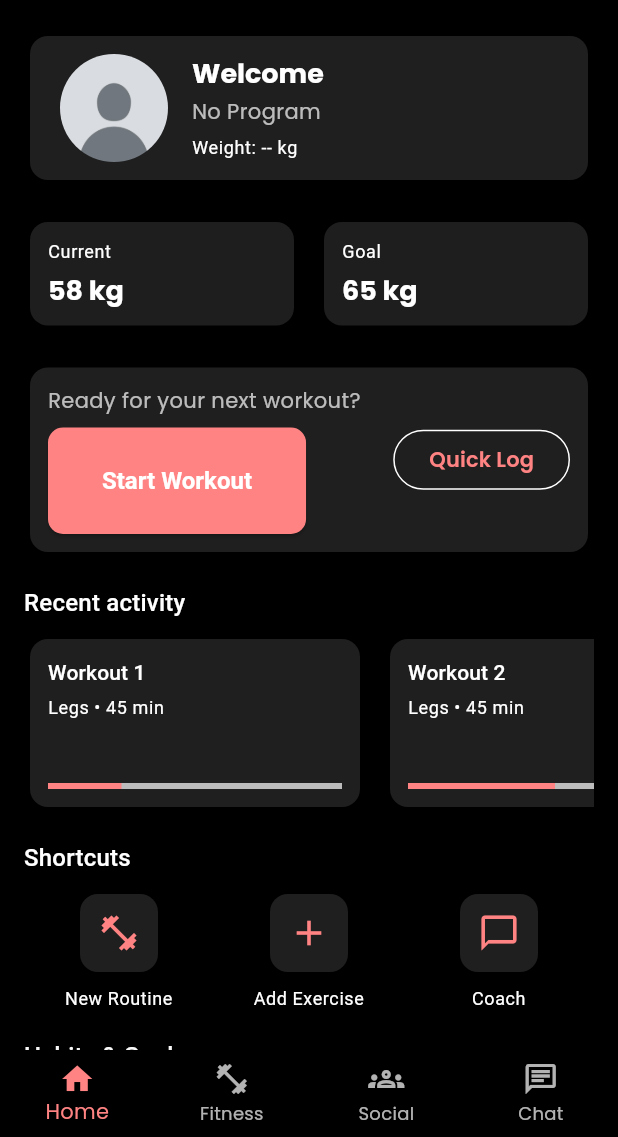
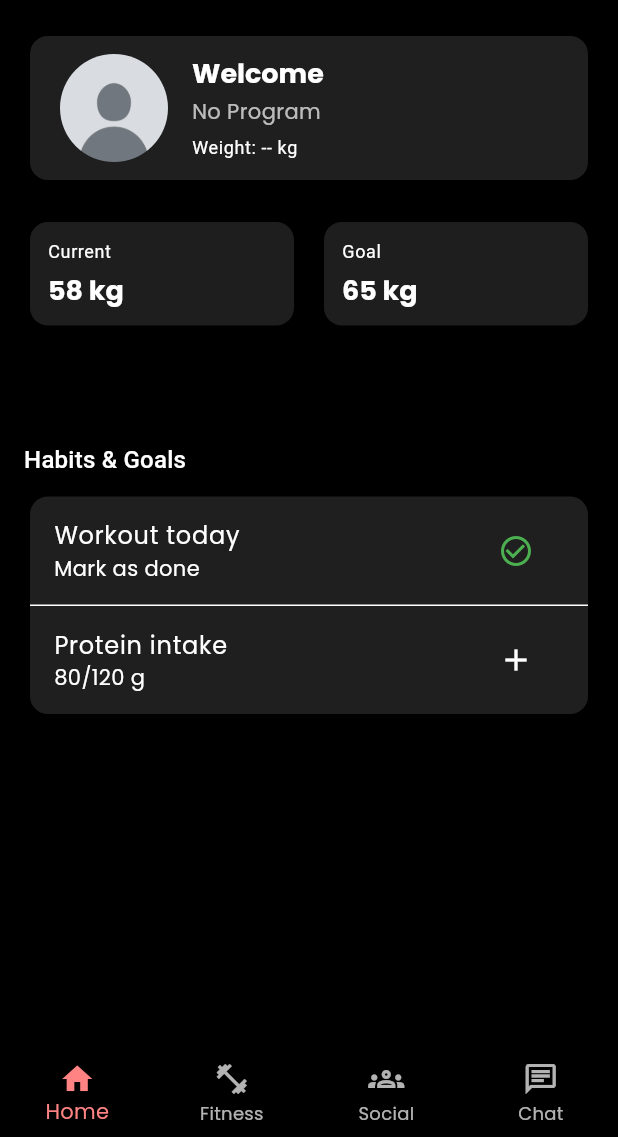
Before and after one commit to AdibOmi/Pump-Fiction, a Flutter app: the HomePage screen opened by its route, on a phone screen of 412 x 824 dp, the part 99-1236 px from its top. Run offline on Flutter 3.47's test engine with Material 3 defaults, Android fonts, the phone set to English and light mode, and no system bars; our stand-ins replace dio, fl_chart, flutter_riverpod, flutter_secure_storage, get_it, go_router and 5 more; accounts and stored records are empty; generated files the repository leaves out were written again; network calls fail.

Commit message:
home page

```diff
--- a/frontend/lib/features/home/presentation/pages/home_page.dart
+++ b/frontend/lib/features/home/presentation/pages/home_page.dart
@@ -180,92 +180,92 @@ class HomePage extends ConsumerWidget {
               const SizedBox(height: 20),
 
               // Primary CTA
-              Card(
-                elevation: 1,
-                shape: RoundedRectangleBorder(borderRadius: BorderRadius.circular(12)),
-                child: Padding(
-                  padding: const EdgeInsets.all(12.0),
-                  child: Row(
-                    children: [
-                      Expanded(
-                        child: Column(
-                          crossAxisAlignment: CrossAxisAlignment.start,
-                          children: [
-                            Text('Ready for your next workout?', style: theme.textTheme.bodyMedium),
-                            const SizedBox(height: 8),
-                            ElevatedButton(
-                              onPressed: () {
-                                // TODO: wire to routine picker
-                              },
-                              style: ElevatedButton.styleFrom(
-                                backgroundColor: const Color(0xFFFF8383),
-                                shape: RoundedRectangleBorder(borderRadius: BorderRadius.circular(10)),
-                              ),
-                              child: const Padding(
-                                padding: EdgeInsets.symmetric(horizontal: 16.0, vertical: 12.0),
-                                child: Text('Start Workout', style: TextStyle(fontSize: 16, fontWeight: FontWeight.bold)),
-                              ),
-                            ),
-                          ],
-                        ),
-                      ),
-                      const SizedBox(width: 12),
-                      OutlinedButton(
-                        onPressed: () {},
-                        child: const Text('Quick Log'),
-                      ),
-                    ],
-                  ),
-                ),
-              ),
+              // Card(
+              //   elevation: 1,
+              //   shape: RoundedRectangleBorder(borderRadius: BorderRadius.circular(12)),
+              //   child: Padding(
+              //     padding: const EdgeInsets.all(12.0),
+              //     child: Row(
+              //       children: [
+              //         Expanded(
+              //           child: Column(
+              //             crossAxisAlignment: CrossAxisAlignment.start,
+              //             children: [
+              //               Text('Ready for your next workout?', style: theme.textTheme.bodyMedium),
+              //               const SizedBox(height: 8),
+              //               ElevatedButton(
+              //                 onPressed: () {
+              //                   // TODO: wire to routine picker
+              //                 },
+              //                 style: ElevatedButton.styleFrom(
+              //                   backgroundColor: const Color(0xFFFF8383),
+              //                   shape: RoundedRectangleBorder(borderRadius: BorderRadius.circular(10)),
+              //                 ),
+              //                 child: const Padding(
+              //                   padding: EdgeInsets.symmetric(horizontal: 16.0, vertical: 12.0),
+              //                   child: Text('Start Workout', style: TextStyle(fontSize: 16, fontWeight: FontWeight.bold)),
+              //                 ),
+              //               ),
+              //             ],
+              //           ),
+              //         ),
+              //         const SizedBox(width: 12),
+              //         OutlinedButton(
+              //           onPressed: () {},
+              //           child: const Text('Quick Log'),
+              //         ),
+              //       ],
+              //     ),
+              //   ),
+              // ),
 
               const SizedBox(height: 18),
 
               // Recent Activity
-              Text('Recent activity', style: theme.textTheme.titleMedium),
-              const SizedBox(height: 8),
-              SizedBox(
-                height: 120,
-                child: ListView.separated(
-                  scrollDirection: Axis.horizontal,
-                  itemCount: 3,
-                  separatorBuilder: (_, __) => const SizedBox(width: 12),
-                  itemBuilder: (context, index) {
-                    return Card(
-                      elevation: 2,
-                      shape: RoundedRectangleBorder(borderRadius: BorderRadius.circular(12)),
-                      child: Container(
-                        width: 220,
-                        padding: const EdgeInsets.all(12),
-                        child: Column(
-                          crossAxisAlignment: CrossAxisAlignment.start,
-                          children: [
-                            Text('Workout ${index + 1}', style: theme.textTheme.titleSmall),
-                            const SizedBox(height: 6),
-                            Text('Legs • 45 min', style: theme.textTheme.bodySmall),
-                            const Spacer(),
-                            LinearProgressIndicator(value: (index + 1) * 0.25),
-                          ],
-                        ),
-                      ),
-                    );
-                  },
-                ),
-              ),
+              // Text('Recent activity', style: theme.textTheme.titleMedium),
+              // const SizedBox(height: 8),
+              // SizedBox(
+              //   height: 120,
+              //   child: ListView.separated(
+              //     scrollDirection: Axis.horizontal,
+              //     itemCount: 3,
+              //     separatorBuilder: (_, __) => const SizedBox(width: 12),
+              //     itemBuilder: (context, index) {
+              //       return Card(
+              //         elevation: 2,
+              //         shape: RoundedRectangleBorder(borderRadius: BorderRadius.circular(12)),
+              //         child: Container(
+              //           width: 220,
+              //           padding: const EdgeInsets.all(12),
+              //           child: Column(
+              //             crossAxisAlignment: CrossAxisAlignment.start,
+              //             children: [
+              //               Text('Workout ${index + 1}', style: theme.textTheme.titleSmall),
+              //               const SizedBox(height: 6),
+              //               Text('Legs • 45 min', style: theme.textTheme.bodySmall),
+              //               const Spacer(),
+              //               LinearProgressIndicator(value: (index + 1) * 0.25),
+              //             ],
+              //           ),
+              //         ),
+              //       );
+              //     },
+              //   ),
+              // ),
 
               const SizedBox(height: 18),
 
               // Quick Actions (minimal)
-              Text('Shortcuts', style: theme.textTheme.titleMedium),
-              const SizedBox(height: 8),
-              Row(
-                mainAxisAlignment: MainAxisAlignment.spaceBetween,
-                children: [
-                  _shortcutButton(context, Icons.fitness_center, 'New Routine'),
-                  _shortcutButton(context, Icons.add, 'Add Exercise'),
-                  _shortcutButton(context, Icons.chat_bubble_outline, 'Coach'),
-                ],
-              ),
+              // Text('Shortcuts', style: theme.textTheme.titleMedium),
+              // const SizedBox(height: 8),
+              // Row(
+              //   mainAxisAlignment: MainAxisAlignment.spaceBetween,
+              //   children: [
+              //     _shortcutButton(context, Icons.fitness_center, 'New Routine'),
+              //     _shortcutButton(context, Icons.add, 'Add Exercise'),
+              //     _shortcutButton(context, Icons.chat_bubble_outline, 'Coach'),
+              //   ],
+              // ),
 
               const SizedBox(height: 18),
 
@@ -297,27 +297,6 @@ class HomePage extends ConsumerWidget {
 
               const SizedBox(height: 18),
 
-              // Notifications & Tips
-              Text('Notifications & Tips', style: theme.textTheme.titleMedium),
-              const SizedBox(height: 8),
-              Card(
-                elevation: 1,
-                shape: RoundedRectangleBorder(borderRadius: BorderRadius.circular(12)),
-                child: Column(
-                  children: const [
-                    ListTile(
-                      leading: Icon(Icons.info_outline),
-                      title: Text('Try the new 4-week strength plan'),
-                    ),
-                    Divider(height: 1),
-                    ListTile(
-                      leading: Icon(Icons.message_outlined),
-                      title: Text('Don\'t forget to log your meals today'),
-                    ),
-                  ],
-                ),
-              ),
-
               const SizedBox(height: 40),
             ],
           ),
```
